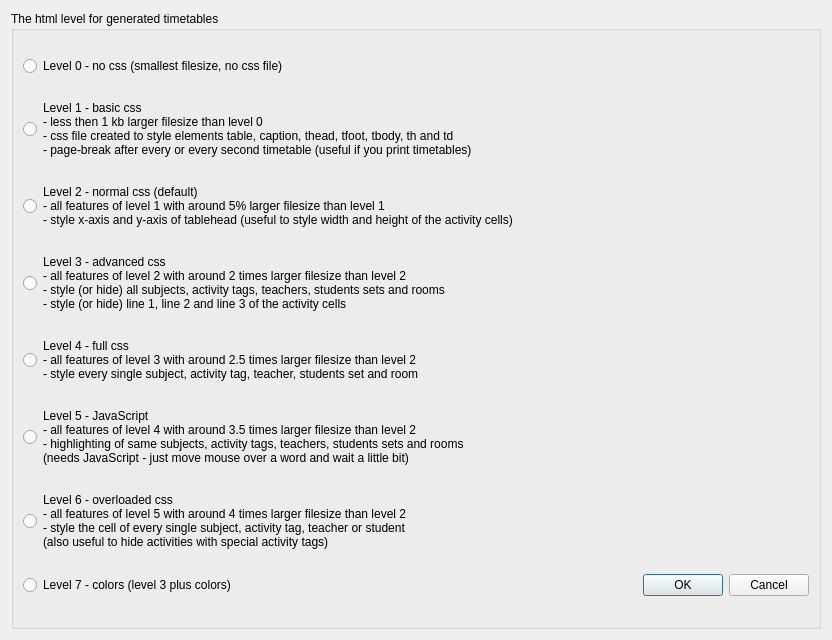
This is fet/src/interface/settingstimetablehtmllevelform_template.ui in vonmecheln/fet as Qt 5 draws it before an edit. The edited form follows.
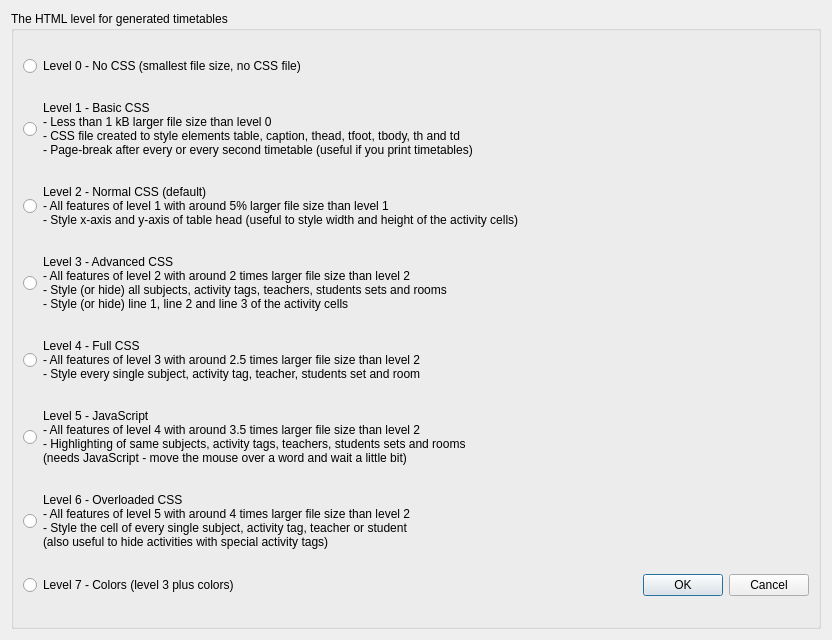
This is the edited form.

The edit to the form file:
```diff
--- a/fet/src/interface/settingstimetablehtmllevelform_template.ui
+++ b/fet/src/interface/settingstimetablehtmllevelform_template.ui
@@ -17,42 +17,42 @@
    <item row="0" column="0">
     <widget class="QGroupBox" name="groupBox">
      <property name="title">
-      <string>The html level for generated timetables</string>
+      <string>The HTML level for generated timetables</string>
      </property>
      <layout class="QGridLayout" name="gridLayout">
       <item row="0" column="0">
        <widget class="QRadioButton" name="level0RadioButton">
         <property name="text">
-         <string>Level 0 - no css (smallest filesize, no css file)</string>
+         <string>Level 0 - No CSS (smallest file size, no CSS file)</string>
         </property>
        </widget>
       </item>
       <item row="1" column="0">
        <widget class="QRadioButton" name="level1RadioButton">
         <property name="text">
-         <string>Level 1 - basic css
-- less then 1 kb larger filesize than level 0
-- css file created to style elements table, caption, thead, tfoot, tbody, th and td
-- page-break after every or every second timetable (useful if you print timetables)</string>
+         <string>Level 1 - Basic CSS
+- Less than 1 kB larger file size than level 0
+- CSS file created to style elements table, caption, thead, tfoot, tbody, th and td
+- Page-break after every or every second timetable (useful if you print timetables)</string>
         </property>
        </widget>
       </item>
       <item row="2" column="0">
        <widget class="QRadioButton" name="level2RadioButton">
         <property name="text">
-         <string>Level 2 - normal css (default)
-- all features of level 1 with around 5% larger filesize than level 1
-- style x-axis and y-axis of tablehead (useful to style width and height of the activity cells)</string>
+         <string>Level 2 - Normal CSS (default)
+- All features of level 1 with around 5% larger file size than level 1
+- Style x-axis and y-axis of table head (useful to style width and height of the activity cells)</string>
         </property>
        </widget>
       </item>
       <item row="3" column="0">
        <widget class="QRadioButton" name="level3RadioButton">
         <property name="text">
-         <string>Level 3 - advanced css
-- all features of level 2 with around 2 times larger filesize than level 2
-- style (or hide) all subjects, activity tags, teachers, students sets and rooms
-- style (or hide) line 1, line 2 and line 3 of the activity cells</string>
+         <string>Level 3 - Advanced CSS
+- All features of level 2 with around 2 times larger file size than level 2
+- Style (or hide) all subjects, activity tags, teachers, students sets and rooms
+- Style (or hide) line 1, line 2 and line 3 of the activity cells</string>
         </property>
        </widget>
       </item>
@@ -65,9 +65,9 @@
          </sizepolicy>
         </property>
         <property name="text">
-         <string>Level 4 - full css
-- all features of level 3 with around 2.5 times larger filesize than level 2
-- style every single subject, activity tag, teacher, students set and room</string>
+         <string>Level 4 - Full CSS
+- All features of level 3 with around 2.5 times larger file size than level 2
+- Style every single subject, activity tag, teacher, students set and room</string>
         </property>
        </widget>
       </item>
@@ -81,9 +81,9 @@
         </property>
         <property name="text">
          <string>Level 5 - JavaScript
-- all features of level 4 with around 3.5 times larger filesize than level 2
-- highlighting of same subjects, activity tags, teachers, students sets and rooms
-(needs JavaScript - just move mouse over a word and wait a little bit)</string>
+- All features of level 4 with around 3.5 times larger file size than level 2
+- Highlighting of same subjects, activity tags, teachers, students sets and rooms
+(needs JavaScript - move the mouse over a word and wait a little bit)</string>
         </property>
        </widget>
       </item>
@@ -96,9 +96,9 @@
          </sizepolicy>
         </property>
         <property name="text">
-         <string>Level 6 - overloaded css
-- all features of level 5 with around 4 times larger filesize than level 2
-- style the cell of every single subject, activity tag, teacher or student
+         <string>Level 6 - Overloaded CSS
+- All features of level 5 with around 4 times larger file size than level 2
+- Style the cell of every single subject, activity tag, teacher or student
 (also useful to hide activities with special activity tags)</string>
         </property>
        </widget>
@@ -108,7 +108,7 @@
         <item>
          <widget class="QRadioButton" name="level7RadioButton">
           <property name="text">
-           <string>Level 7 - colors (level 3 plus colors)</string>
+           <string>Level 7 - Colors (level 3 plus colors)</string>
           </property>
          </widget>
         </item>
```
Left out of the diff: 2 changed lines with no effect on the pictures.
